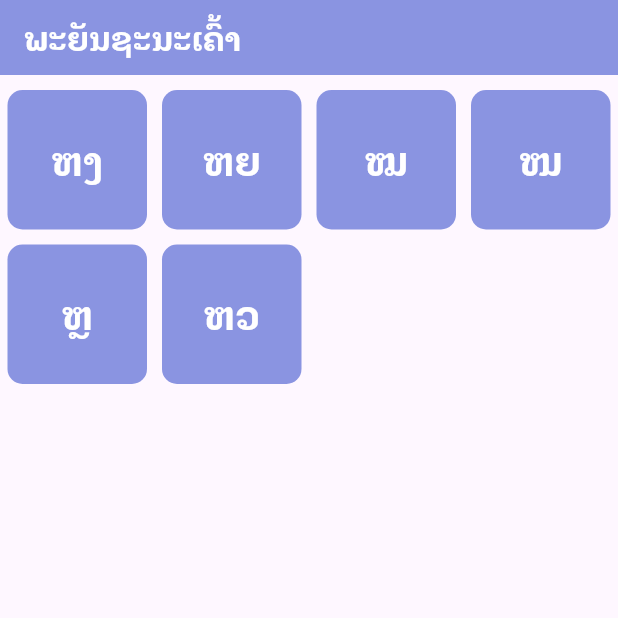
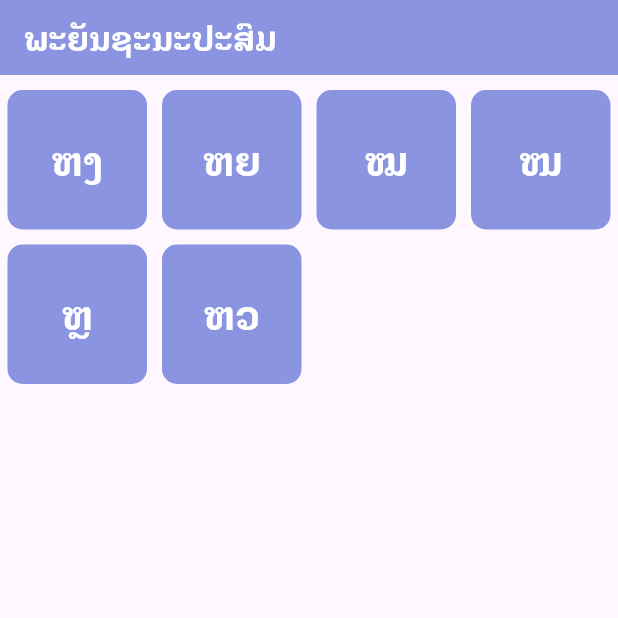
Before and after one commit to I-am-Bubu/lao_dictionary_app, a Flutter app: the secondVerbListsPage screen opened directly, on a phone screen of 412 x 824 dp, the top half of it. Run offline on Flutter 3.47's test engine with Material 2 defaults, Android fonts, the light colour scheme and no system bars; our stand-ins replace cached_network_image, carousel_slider; network calls fail.

Commit message:
verbs pages ui

```diff
--- a/lib/pages/second_verb_lists_page.dart
+++ b/lib/pages/second_verb_lists_page.dart
@@ -18,7 +18,7 @@ class secondVerbListsPage extends StatelessWidget {
         backgroundColor: Theme.of(context).primaryColor,
         automaticallyImplyLeading: false,
         title: Text(
-          'ພະຍັນຊະນະເຄົ້າ',
+          'ພະຍັນຊະນະປະສົມ',
           style: TextStyle(
               fontSize: 25, fontWeight: FontWeight.bold, color: Colors.white),
         ),
--- a/lib/pages/third_verb_lists_page.dart
+++ b/lib/pages/third_verb_lists_page.dart
@@ -18,7 +18,7 @@ class thirdVerbListsPage extends StatelessWidget {
         backgroundColor: Theme.of(context).primaryColor,
         automaticallyImplyLeading: false,
         title: Text(
-          'ພະຍັນຊະນະເຄົ້າ',
+          'ພະຍັນຊະນະຄວບ',
           style: TextStyle(
               fontSize: 25, fontWeight: FontWeight.bold, color: Colors.white),
         ),
```
